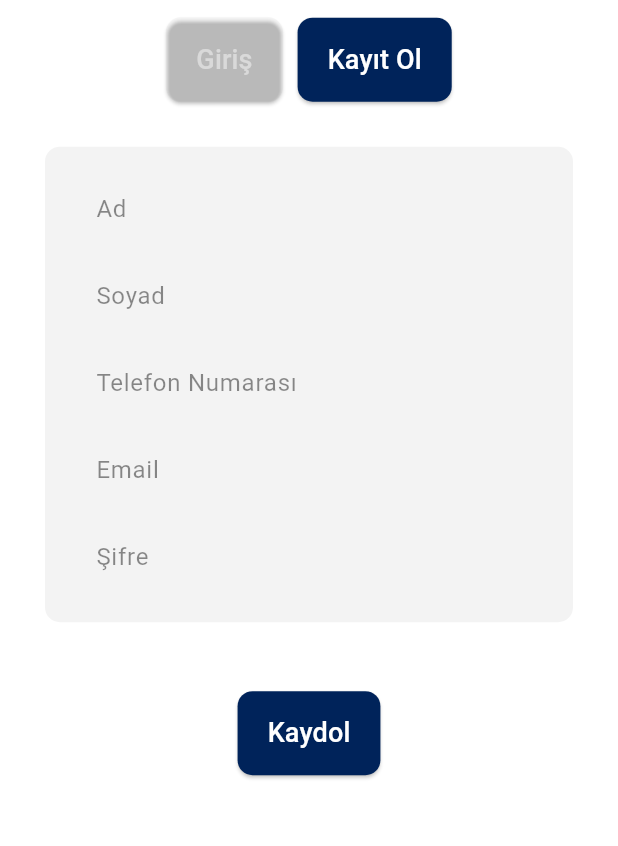
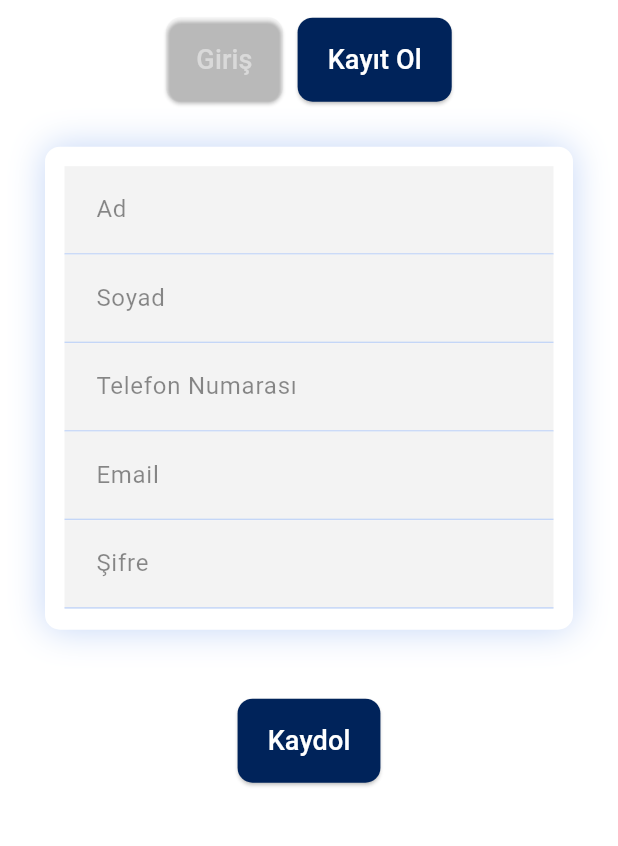
Before and after one commit to duyguerogluu/genclik_spor, a Flutter app: the LoginScreen screen opened directly, after a tap on "Kayıt Ol", on a phone screen of 412 x 824 dp, the part 315-1161 px from its top. Run offline on Flutter 3.47's test engine with Material 3 defaults, Android fonts, the phone set to English and light mode, and no system bars; our stand-ins replace carousel_slider, fl_chart, flutter_riverpod, flutter_svg, shared_preferences, syncfusion_flutter_charts; missing offline and left inert: syncfusion_flutter_pdf; accounts and stored records are empty; network calls fail.

Commit message:
style editted

```diff
--- a/lib/screens/common/components/custom_text_field.dart
+++ b/lib/screens/common/components/custom_text_field.dart
@@ -12,12 +12,16 @@ Widget customTextField({
     padding: const EdgeInsets.all(5),
     decoration: BoxDecoration(
       color: isDark ? offdarkblue : white1,
-      borderRadius: BorderRadius.circular(10),
+      border: Border(
+        bottom: BorderSide(
+          color: offlightblue2,
+        ),
+      ),
       boxShadow: const [
         BoxShadow(
           color: Colors.transparent,
           blurRadius: 20.0,
-          offset: Offset(0, 10),
+          offset:  Offset(0, 10),
         ),
       ],
     ),
--- a/lib/screens/common/login/login_screen.dart
+++ b/lib/screens/common/login/login_screen.dart
@@ -100,13 +100,13 @@ class _LoginScreenState extends State<LoginScreen> {
                             decoration: BoxDecoration(
                               color: context.isDark ? offdarkblue : white1,
                               borderRadius: BorderRadius.circular(10),
-                              // boxShadow: [
-                              //   BoxShadow(
-                              //     color: offlightblue2,
-                              //     blurRadius: 20.0,
-                              //     offset: const Offset(0, 0.2),
-                              //   )
-                              // ],
+                              boxShadow: [
+                                BoxShadow(
+                                  color: offlightblue2,
+                                  blurRadius: 20.0,
+                                  offset: const Offset(0, 0.2),
+                                )
+                              ],
                             ),
                             child: Column(
                               children: <Widget>[
--- a/lib/screens/common/login/signup_screen.dart
+++ b/lib/screens/common/login/signup_screen.dart
@@ -40,15 +40,15 @@ class _SignupPageState extends ConsumerState<SignupScreen> {
             Container(
               padding: const EdgeInsets.all(5),
               decoration: BoxDecoration(
-                color: context.isDark ? offdarkblue : white1,
+                color: context.isDark ? offdarkblue : white,
                 borderRadius: BorderRadius.circular(10),
-                // boxShadow: [
-                //   BoxShadow(
-                //     color: offlightblue,
-                //     blurRadius: 20.0,
-                //     offset: Offset(0, 10),
-                //   )
-                // ],
+                boxShadow: [
+                  BoxShadow(
+                    color: offlightblue2,
+                    blurRadius: 20.0,
+                    offset: const Offset(0, 0.2),
+                  )
+                ],
               ),
               child: Column(
                 children: <Widget>[
--- a/lib/utils/colors.dart
+++ b/lib/utils/colors.dart
@@ -4,7 +4,7 @@ Color offdarkblue = const Color(0xFF00235A);
 Color offdarkblue1 = const Color.fromARGB(255, 0, 47, 123);
 Color offlightblue = const Color(0xFF3C6BC3);
 Color offlightblue1 = const Color.fromARGB(255, 107, 159, 255);
-Color offlightblue2 = const Color.fromARGB(255, 152, 186, 249);
+Color offlightblue2 = const Color.fromARGB(255, 196, 214, 247);
 Color offred = const Color(0xFFC30000);
 
 Color green = const Color(0xFF03A373);
@@ -12,6 +12,7 @@ Color black = const Color(0xFF15161A);
 Color white = const Color(0xFFFFFFFF);
 Color white1 = const Color.fromARGB(255, 243, 243, 243);
 Color grey = const Color.fromARGB(255, 45, 46, 47);
+Color lightgrey = const Color.fromARGB(255, 135, 137, 138);
 Color red = const Color(0xFFFF6658);
 Color blue = const Color(0xFF385D80);
 Color darkblue = const Color(0xFF00375C);
```
Also changed, not shown: 4 other files.
